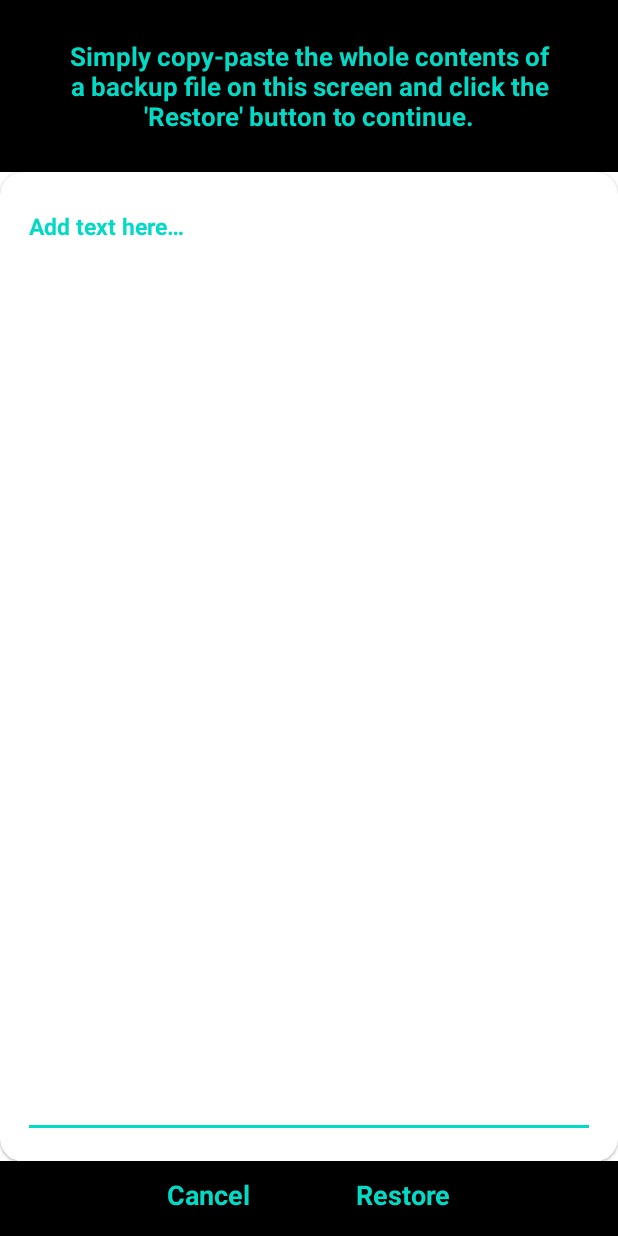
After one commit to sunilpaulmathew/sNotz, an Android app: the RestoreNotesActivity screen opened directly, with no data from a screen before it, on a phone screen of 412 x 824 dp. The commit adds this screen. Run offline under Robolectric (Android 15) with nearby library versions, the phone set to English and light mode, and no system bars.

Commit message:
Restore activity for Android 11 + improve permission handling
Signed-off-by: sunilpaulmathew <sunil.kde@gmail.com>

```diff
--- a/app/src/main/AndroidManifest.xml
+++ b/app/src/main/AndroidManifest.xml
@@ -39,6 +39,7 @@
             </intent-filter>
         </activity>
 
+        <activity android:name=".utils.RestoreNotesActivity" />
         <activity android:name=".utils.SettingsActivity" />
         <activity android:name=".utils.WelcomeActivity" />
     </application>
--- a/app/src/main/java/com/sunilpaulmathew/snotz/utils/CreateNoteActivity.java
+++ b/app/src/main/java/com/sunilpaulmathew/snotz/utils/CreateNoteActivity.java
@@ -74,7 +74,7 @@ public class CreateNoteActivity extends AppCompatActivity {
                             Manifest.permission.WRITE_EXTERNAL_STORAGE}, 1);
                     finish();
                 }
-                if (sNotz.validBackup(mExternalNote)) {
+                if (sNotz.validBackup(Utils.readFile(mExternalNote))) {
                     new MaterialAlertDialogBuilder(this)
                             .setMessage(getString(R.string.restore_notes_question, new File(mExternalNote).getName()))
                             .setNegativeButton(getString(R.string.cancel), (dialogInterface, i) -> {
@@ -82,7 +82,7 @@ public class CreateNoteActivity extends AppCompatActivity {
                             .setPositiveButton(getString(R.string.yes), (dialogInterface, i) -> {
                                 if (Utils.existFile(getFilesDir().getPath() + "/snotz")) {
                                     Utils.create(Objects.requireNonNull(Utils.readFile(getFilesDir().getPath() + "/snotz")).replace("}]", "}," +
-                                            sNotz.getNotesFromBackup(mExternalNote) + "]"), getFilesDir().getPath() + "/snotz");
+                                            sNotz.getNotesFromBackup(Utils.readFile(mExternalNote)) + "]"), getFilesDir().getPath() + "/snotz");
                                 } else {
                                     Utils.create(Utils.readFile(mExternalNote), getFilesDir().getPath() + "/snotz");
                                 }
--- /dev/null
+++ b/app/src/main/java/com/sunilpaulmathew/snotz/utils/RestoreNotesActivity.java
@@ -0,0 +1,71 @@
+package com.sunilpaulmathew.snotz.utils;
+
+import android.annotation.SuppressLint;
+import android.os.Bundle;
+
+import androidx.annotation.Nullable;
+import androidx.appcompat.app.AppCompatActivity;
+import androidx.appcompat.widget.AppCompatEditText;
+
+import com.google.android.material.dialog.MaterialAlertDialogBuilder;
+import com.google.android.material.textview.MaterialTextView;
+import com.sunilpaulmathew.snotz.R;
+
+import java.util.Objects;
+
+/*
+ * Created by sunilpaulmathew <sunil.kde@gmail.com> on June 06, 2021
+ */
+
+public class RestoreNotesActivity extends AppCompatActivity {
+
+    private AppCompatEditText mText;
+
+    @SuppressLint("SetTextI18n")
+    @Override
+    protected void onCreate(@Nullable Bundle savedInstanceState) {
+        super.onCreate(savedInstanceState);
+        setContentView(R.layout.activity_restore_notes);
+
+        mText = findViewById(R.id.text);
+        MaterialTextView mCancel = findViewById(R.id.cancel_button);
+        MaterialTextView mInsert = findViewById(R.id.insert_button);
+
+        mText.setTextColor(Utils.isDarkTheme(this) ? getResources().getColor(R.color.color_white) : getResources()
+                .getColor(R.color.color_black));
+
+        mInsert.setOnClickListener(v -> {
+            if (mText.getText() == null || mText.getText().toString().isEmpty()) {
+                return;
+            }
+            if (sNotz.validBackup(mText.getText().toString())) {
+                if (Utils.existFile(getFilesDir().getPath() + "/snotz")) {
+                    Utils.create(Objects.requireNonNull(Utils.readFile(getFilesDir().getPath() + "/snotz")).replace("}]", "}," +
+                            sNotz.getNotesFromBackup(mText.getText().toString()) + "]"), getFilesDir().getPath() + "/snotz");
+                } else {
+                    Utils.create(mText.getText().toString(), getFilesDir().getPath() + "/snotz");
+                }
+                Utils.reloadUI(this);
+                finish();
+            } else {
+                Utils.showSnackbar(findViewById(android.R.id.content), getString(R.string.restore_data_invalid));
+            }
+        });
+
+        mCancel.setOnClickListener(v -> onBackPressed());
+    }
+
+    @Override
+    public void onBackPressed() {
+        if (mText.getText() != null && !mText.getText().toString().isEmpty()) {
+            new MaterialAlertDialogBuilder(this)
+                    .setMessage(getString(R.string.discard_note))
+                    .setNegativeButton(getString(R.string.cancel), (dialogInterface, i) -> {
+                    })
+                    .setPositiveButton(getString(R.string.discard), (dialogInterface, i) -> finish()).show();
+        } else {
+            finish();
+        }
+    }
+
+}
--- /dev/null
+++ b/app/src/main/res/layout/activity_restore_notes.xml
@@ -0,0 +1,77 @@
+<RelativeLayout
+    android:layout_width="match_parent"
+    android:layout_height="match_parent"
+    xmlns:app="http://schemas.android.com/apk/res-auto"
+    android:layout_gravity="center"
+    xmlns:android="http://schemas.android.com/apk/res/android">
+
+    <LinearLayout
+        android:layout_width="match_parent"
+        android:layout_height="match_parent"
+        android:layout_marginBottom="50dp"
+        android:orientation="vertical" >
+
+        <com.google.android.material.textview.MaterialTextView
+            android:layout_width="match_parent"
+            android:layout_height="wrap_content"
+            android:text="@string/restore_message"
+            android:background="@color/color_black"
+            android:textColor="?attr/colorAccent"
+            android:textStyle="bold"
+            android:textSize="17sp"
+            android:gravity="center"
+            android:padding="25dp"/>
+
+        <com.google.android.material.card.MaterialCardView
+            android:layout_width="match_parent"
+            android:layout_height="match_parent"
+            app:cardCornerRadius="15dp" >
+
+            <androidx.appcompat.widget.AppCompatEditText
+                android:id="@+id/text"
+                android:layout_width="match_parent"
+                android:layout_height="match_parent"
+                android:layout_margin="15dp"
+                android:hint="@string/add_text_hint"
+                android:textColorHint="?attr/colorAccent"
+                android:textAlignment="textStart"
+                android:layout_gravity="start"
+                android:textStyle="bold"
+                android:gravity="start"
+                android:textSize="15sp" />
+        </com.google.android.material.card.MaterialCardView>
+    </LinearLayout>
+
+    <androidx.appcompat.widget.LinearLayoutCompat
+        android:layout_width="match_parent"
+        android:layout_height="50dp"
+        android:gravity="center"
+        android:orientation="horizontal"
+        android:background="@color/color_black"
+        android:layout_alignParentBottom="true" >
+
+        <com.google.android.material.textview.MaterialTextView
+            android:id="@+id/cancel_button"
+            android:layout_width="wrap_content"
+            android:layout_height="50dp"
+            android:layout_gravity="start|center_horizontal"
+            android:layout_marginEnd="25dp"
+            android:text="@string/cancel"
+            android:textStyle="bold"
+            android:textColor="?attr/colorAccent"
+            android:textSize="18sp"
+            android:padding="10dp" />
+
+        <com.google.android.material.textview.MaterialTextView
+            android:id="@+id/insert_button"
+            android:layout_width="wrap_content"
+            android:layout_height="50dp"
+            android:layout_gravity="end|center_horizontal"
+            android:layout_marginStart="25dp"
+            android:text="@string/restore"
+            android:textStyle="bold"
+            android:textColor="?attr/colorAccent"
+            android:textSize="18sp"
+            android:padding="10dp" />
+    </androidx.appcompat.widget.LinearLayoutCompat>
+</RelativeLayout>
--- a/app/src/main/res/values/strings.xml
+++ b/app/src/main/res/values/strings.xml
@@ -34,7 +34,7 @@
     <string name="delete_sure_question">Delete %s?</string>
     <string name="developed_by">Made with \u2665 by</string>
     <string name="discard">Discard</string>
-    <string name="discard_note">Discard changes made on this note?</string>
+    <string name="discard_note">Discard changes made on this page?</string>
     <string name="dismiss">Dismiss</string>
     <string name="donations">Donations</string>
     <string name="donation_app">Buy Donation App</string>
@@ -60,6 +60,9 @@
     <string name="rate_us">Rate Us</string>
     <string name="rate_us_Summary">Rate or/and Review sNotz in PlayStore</string>
     <string name="report_issue">Report an Issue</string>
+    <string name="restore">Restore</string>
+    <string name="restore_data_invalid">You\'re entered invalid backup data. Aborting!</string>
+    <string name="restore_message">Simply copy-paste the whole contents of a backup file on this screen and click the \'Restore\' button to continue.</string>
     <string name="restore_error">You\'re selected an invalid backup file. Aborting!</string>
     <string name="restore_notes">Restore Notes</string>
     <string name="restore_notes_summary">Restore notes from a backup file</string>
```
Also changed, not shown: app/src/main/java/com/sunilpaulmathew/snotz/utils/SettingsActivity.java (+32 -11 lines), app/src/main/java/com/sunilpaulmathew/snotz/utils/sNotz.java (+8 -10 lines).
